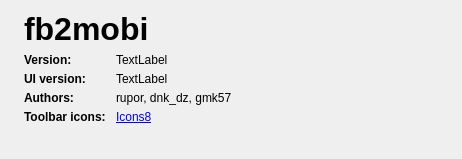
First picture: the form in ui/AboutDialog.ui, repository rupor-github/fb2mobi, before the edit.
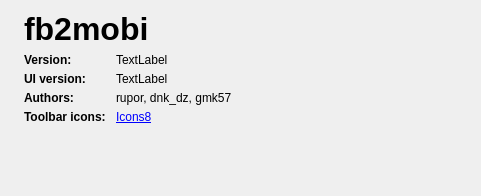
Second picture: the form after the edit. Icons and pictures are not drawn.

Commit message: Hotfix embeeded font feature

The edit to the form file:
```diff
--- a/ui/AboutDialog.ui
+++ b/ui/AboutDialog.ui
@@ -9,8 +9,8 @@
    <rect>
     <x>0</x>
     <y>0</y>
-    <width>462</width>
-    <height>159</height>
+    <width>481</width>
+    <height>196</height>
    </rect>
   </property>
   <property name="sizePolicy">
```
The commit also changes 1 other file.
